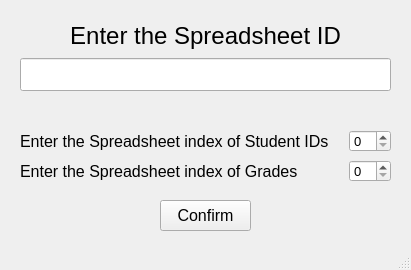
The window that main.ui (constfps/grade-importer) describes before a commit, drawn with Qt 5.
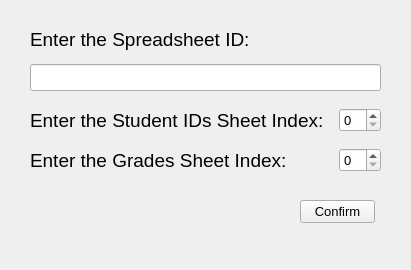
The same window after the commit.

Commit message: properly implemented mainwindow and switching widgets

The edit to the form file:
```diff
--- a/main.ui
+++ b/main.ui
@@ -1,10 +1,7 @@
 <?xml version="1.0" encoding="UTF-8"?>
 <ui version="4.0">
- <class>MainWindow</class>
- <widget class="QMainWindow" name="MainWindow">
-  <property name="windowModality">
-   <enum>Qt::WindowModal</enum>
-  </property>
+ <class>Form</class>
+ <widget class="QWidget" name="Form">
   <property name="geometry">
    <rect>
     <x>0</x>
@@ -31,128 +28,45 @@
   <property name="windowTitle">
    <string>Grade Importer</string>
   </property>
-  <widget class="QWidget" name="SpreadsheetInfo">
-   <property name="enabled">
-    <bool>true</bool>
-   </property>
-   <property name="sizePolicy">
-    <sizepolicy hsizetype="Fixed" vsizetype="Fixed">
-     <horstretch>0</horstretch>
-     <verstretch>0</verstretch>
-    </sizepolicy>
-   </property>
-   <property name="font">
-    <font>
-     <family>MS Sans Serif</family>
-    </font>
-   </property>
-   <widget class="QWidget" name="layoutWidget">
-    <property name="geometry">
-     <rect>
-      <x>10</x>
-      <y>150</y>
-      <width>391</width>
-      <height>42</height>
-     </rect>
-    </property>
-    <layout class="QHBoxLayout" name="GradesIndex">
-     <property name="leftMargin">
-      <number>10</number>
-     </property>
-     <property name="topMargin">
-      <number>10</number>
-     </property>
-     <property name="rightMargin">
-      <number>10</number>
-     </property>
-     <property name="bottomMargin">
-      <number>10</number>
-     </property>
-     <item>
-      <widget class="QLabel" name="GradesIndexLabel">
-       <property name="font">
-        <font>
-         <family>Arial</family>
-         <pointsize>12</pointsize>
-        </font>
-       </property>
-       <property name="text">
-        <string>Enter the Spreadsheet index of Grades</string>
-       </property>
-      </widget>
-     </item>
-     <item>
-      <widget class="QSpinBox" name="GradesIndexInput">
-       <property name="sizePolicy">
-        <sizepolicy hsizetype="Fixed" vsizetype="Fixed">
-         <horstretch>0</horstretch>
-         <verstretch>0</verstretch>
-        </sizepolicy>
-       </property>
-       <property name="font">
-        <font>
-         <family>Arial</family>
-         <pointsize>10</pointsize>
-        </font>
-       </property>
-      </widget>
-     </item>
-    </layout>
-   </widget>
    <widget class="QPushButton" name="confirmButton">
     <property name="geometry">
      <rect>
-      <x>160</x>
+     <x>300</x>
       <y>200</y>
-      <width>91</width>
-      <height>31</height>
+     <width>75</width>
+     <height>23</height>
      </rect>
     </property>
     <property name="font">
      <font>
       <family>Arial</family>
-      <pointsize>12</pointsize>
+     <pointsize>10</pointsize>
      </font>
     </property>
     <property name="text">
      <string>Confirm</string>
     </property>
    </widget>
-   <widget class="QWidget" name="layoutWidget">
+  <widget class="QWidget" name="">
     <property name="geometry">
      <rect>
-      <x>10</x>
-      <y>10</y>
-      <width>391</width>
-      <height>91</height>
+     <x>30</x>
+     <y>20</y>
+     <width>351</width>
+     <height>71</height>
      </rect>
     </property>
     <layout class="QVBoxLayout" name="SpreadsheetID">
-     <property name="leftMargin">
-      <number>10</number>
-     </property>
-     <property name="topMargin">
-      <number>10</number>
-     </property>
-     <property name="rightMargin">
-      <number>10</number>
-     </property>
-     <property name="bottomMargin">
-      <number>10</number>
-     </property>
      <item>
       <widget class="QLabel" name="SpreadsheetIDLabel">
        <property name="font">
         <font>
          <family>Arial</family>
-         <pointsize>18</pointsize>
+        <pointsize>14</pointsize>
         </font>
        </property>
        <property name="text">
-        <string>Enter the Spreadsheet ID</string>
-       </property>
-       <property name="alignment">
-        <set>Qt::AlignCenter</set>
+       <string>Enter the Spreadsheet ID:</string>
        </property>
       </widget>
      </item>
@@ -161,51 +75,33 @@
        <property name="font">
         <font>
          <family>Arial</family>
-         <pointsize>16</pointsize>
-        </font>
-       </property>
-       <property name="cursor">
-        <cursorShape>IBeamCursor</cursorShape>
-       </property>
-       <property name="focusPolicy">
-        <enum>Qt::ClickFocus</enum>
-       </property>
+        <pointsize>12</pointsize>
+       </font>
+      </property>
       </widget>
      </item>
     </layout>
    </widget>
-   <widget class="QWidget" name="layoutWidget">
+  <widget class="QWidget" name="">
     <property name="geometry">
      <rect>
-      <x>10</x>
-      <y>120</y>
-      <width>391</width>
-      <height>42</height>
+     <x>30</x>
+     <y>100</y>
+     <width>351</width>
+     <height>41</height>
      </rect>
     </property>
     <layout class="QHBoxLayout" name="StudentIDIndex">
-     <property name="leftMargin">
-      <number>10</number>
-     </property>
-     <property name="topMargin">
-      <number>10</number>
-     </property>
-     <property name="rightMargin">
-      <number>10</number>
-     </property>
-     <property name="bottomMargin">
-      <number>10</number>
-     </property>
      <item>
       <widget class="QLabel" name="StudentIDIndexLabel">
        <property name="font">
         <font>
          <family>Arial</family>
-         <pointsize>12</pointsize>
+        <pointsize>14</pointsize>
         </font>
        </property>
        <property name="text">
-        <string>Enter the Spreadsheet index of Student IDs</string>
+       <string>Enter the Student IDs Sheet Index: </string>
        </property>
       </widget>
      </item>
@@ -227,8 +123,47 @@
      </item>
     </layout>
    </widget>
-  </widget>
-  <widget class="QStatusBar" name="statusBar"/>
+  <widget class="QWidget" name="">
+   <property name="geometry">
+    <rect>
+     <x>30</x>
+     <y>140</y>
+     <width>351</width>
+     <height>41</height>
+    </rect>
+   </property>
+   <layout class="QHBoxLayout" name="GradesIndex">
+    <item>
+     <widget class="QLabel" name="GradesIndexLabel">
+      <property name="font">
+       <font>
+        <family>Arial</family>
+        <pointsize>14</pointsize>
+       </font>
+      </property>
+      <property name="text">
+       <string>Enter the Grades Sheet Index: </string>
+      </property>
+     </widget>
+    </item>
+    <item>
+     <widget class="QSpinBox" name="GradesIndexInput">
+      <property name="sizePolicy">
+       <sizepolicy hsizetype="Fixed" vsizetype="Fixed">
+        <horstretch>0</horstretch>
+        <verstretch>0</verstretch>
+       </sizepolicy>
+      </property>
+      <property name="font">
+       <font>
+        <family>Arial</family>
+        <pointsize>10</pointsize>
+       </font>
+      </property>
+     </widget>
+    </item>
+   </layout>
+  </widget>
  </widget>
  <resources/>
  <connections/>
```
Left out of the diff: 9 changed lines with no effect on the pictures. Lines whose indentation alone changed are shown as unchanged. The commit also changes 2 other files.
